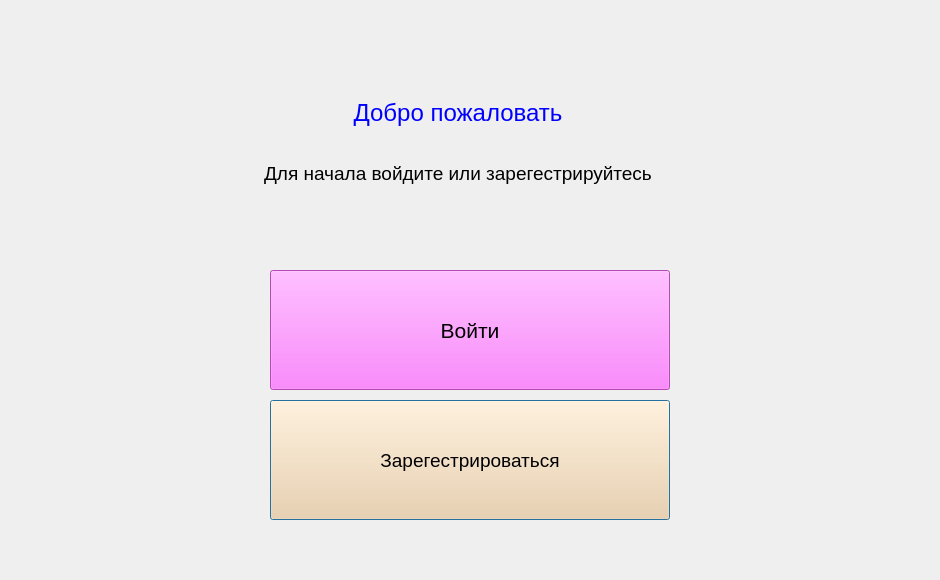
The window that testschool/greeting window.ui (Natasha-rare/The-analysis-of-structure-and-dinamics-of-graduate-s-network-communities) describes before a commit, drawn with Qt 5.
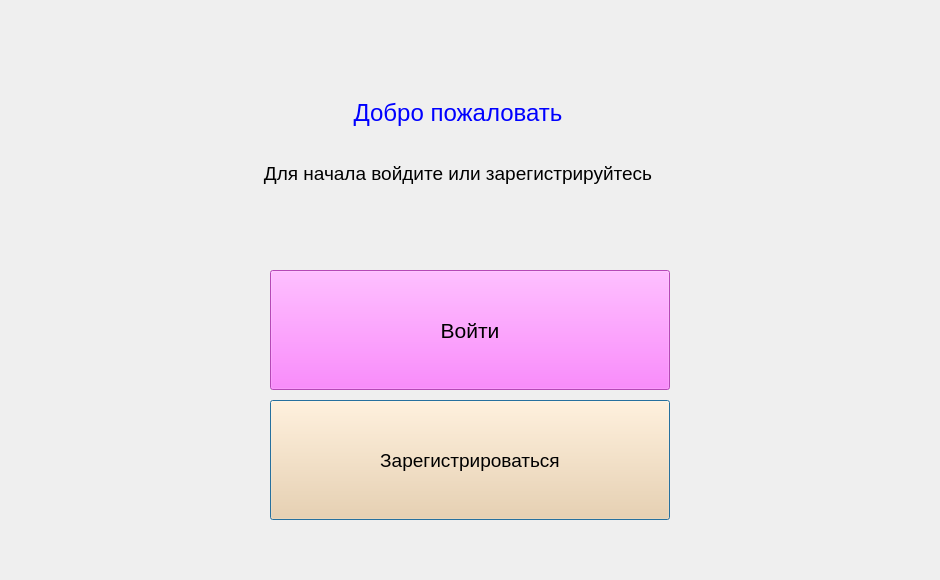
The same window after the commit.

Diff of the .ui file:
```diff
--- a/testschool/greeting window.ui
+++ b/testschool/greeting window.ui
@@ -132,7 +132,7 @@
        <enum>QFrame::Raised</enum>
       </property>
       <property name="text">
-       <string>Для начала войдите или зарегестрируйтесь</string>
+       <string>Для начала войдите или зарегистрируйтесь</string>
       </property>
       <property name="alignment">
        <set>Qt::AlignCenter</set>
@@ -172,7 +172,7 @@
     <string notr="true">background-color: rgb(254, 208, 152)</string>
    </property>
    <property name="text">
-    <string>Зарегестрироваться</string>
+    <string>Зарегистрироваться</string>
    </property>
   </widget>
   <widget class="QPushButton" name="login_btn">
```
Left out of the diff: 2 changed lines with no effect on the pictures.
